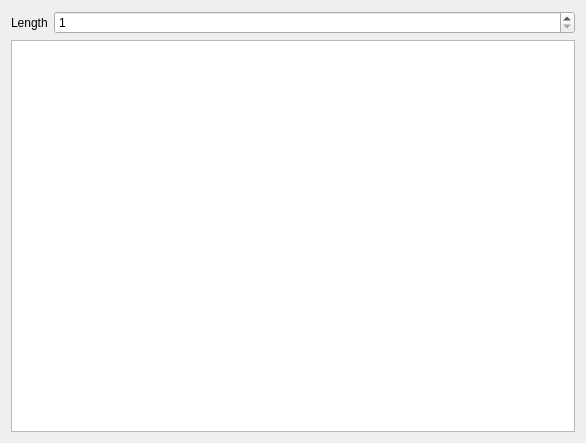
spine-tools/Spine-Toolbox, file spinetoolbox/ui/time_pattern_editor.ui: the form before one commit.
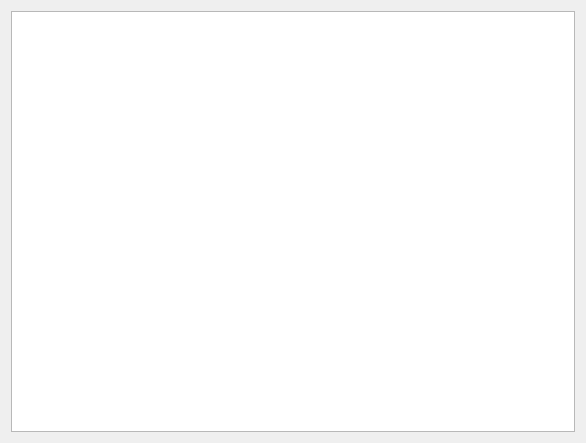
The form after the commit.

Commit message:
Insert/remove rows for time series editor widgets
Fixed and variable resolution time series editors now have dedicated
models which handle row insertion/deletion. Rows can be inserted/removed
from a context menu. Lots of unit tests have been added as well.

Re #296

```diff
--- a/spinetoolbox/ui/time_pattern_editor.ui
+++ b/spinetoolbox/ui/time_pattern_editor.ui
@@ -26,27 +26,6 @@
    <string>Form</string>
   </property>
   <layout class="QVBoxLayout" name="verticalLayout">
-   <item>
-    <layout class="QFormLayout" name="formLayout">
-     <item row="0" column="0">
-      <widget class="QLabel" name="length_edit_label">
-       <property name="text">
-        <string>Length</string>
-       </property>
-      </widget>
-     </item>
-     <item row="0" column="1">
-      <widget class="QSpinBox" name="length_edit">
-       <property name="minimum">
-        <number>1</number>
-       </property>
-       <property name="maximum">
-        <number>999999</number>
-       </property>
-      </widget>
-     </item>
-    </layout>
-   </item>
    <item>
     <widget class="QTableView" name="pattern_edit_table"/>
    </item>
```
The commit also changes 19 other files.
